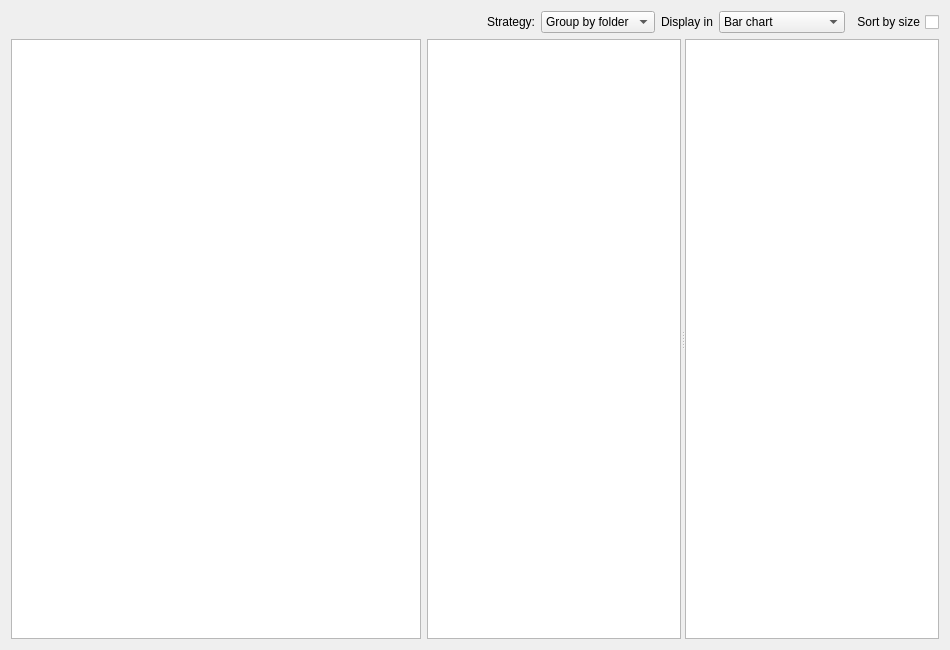
This is QTLab3/ui/FileExplorer.ui in Gyoma/FileExplorer as Qt 5 draws it before an edit. The edited form follows.
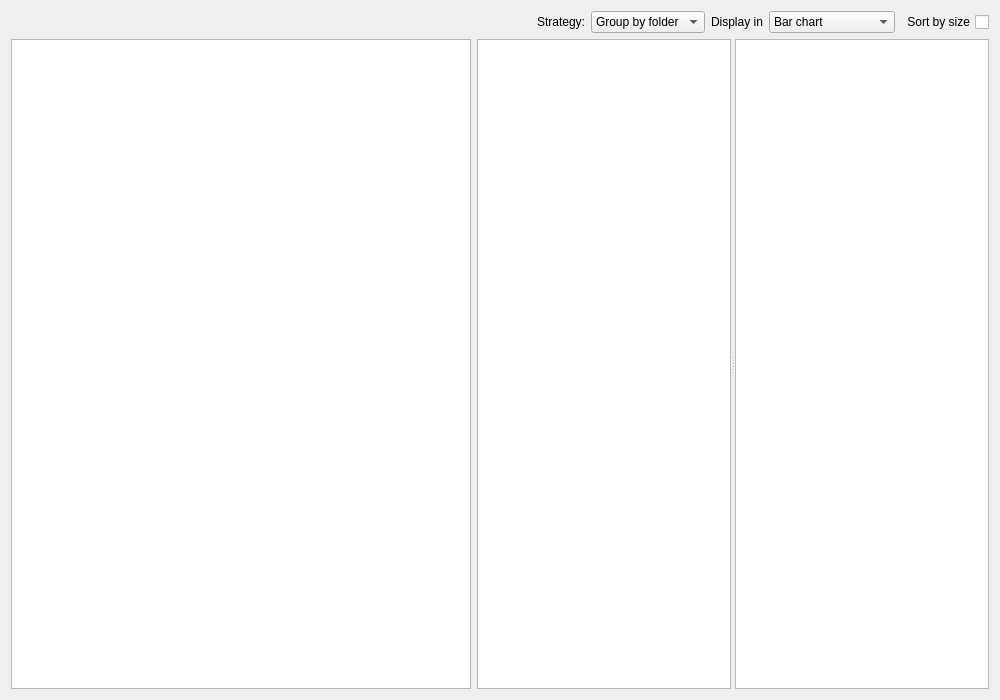
This is the edited form. Custom widgets are drawn as their Qt base class.

What changed in the file:
```diff
--- a/QTLab3/ui/FileExplorer.ui
+++ b/QTLab3/ui/FileExplorer.ui
@@ -6,8 +6,8 @@
    <rect>
     <x>0</x>
     <y>0</y>
-    <width>950</width>
-    <height>650</height>
+    <width>1000</width>
+    <height>700</height>
    </rect>
   </property>
   <property name="minimumSize">
```
Left out of the diff: 12 changed lines with no effect on the pictures.
